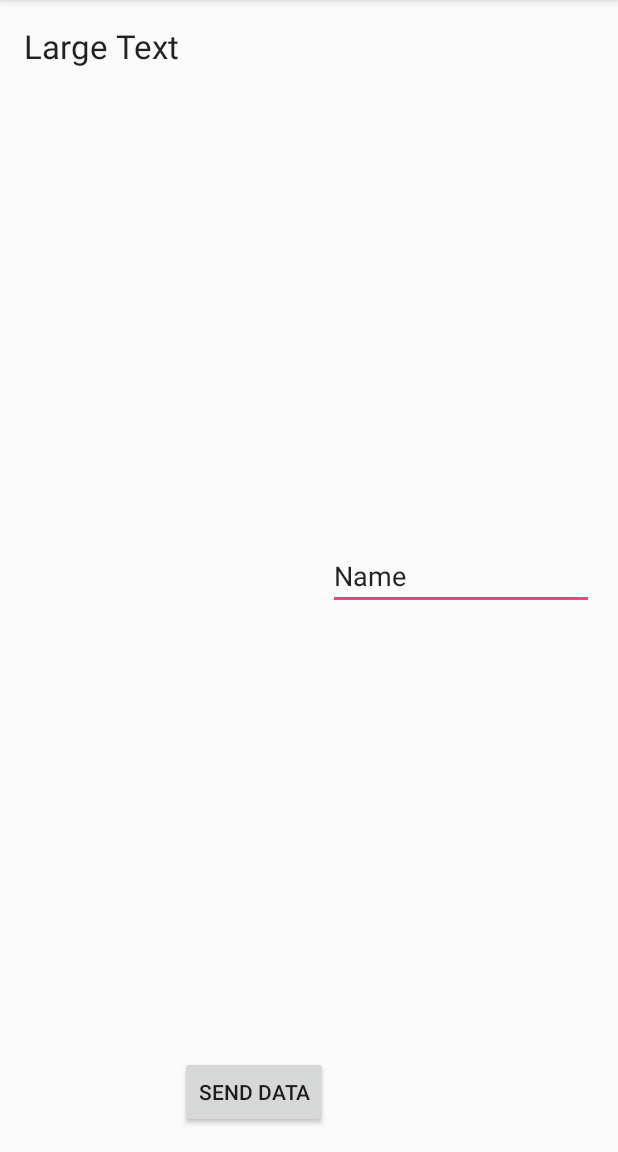
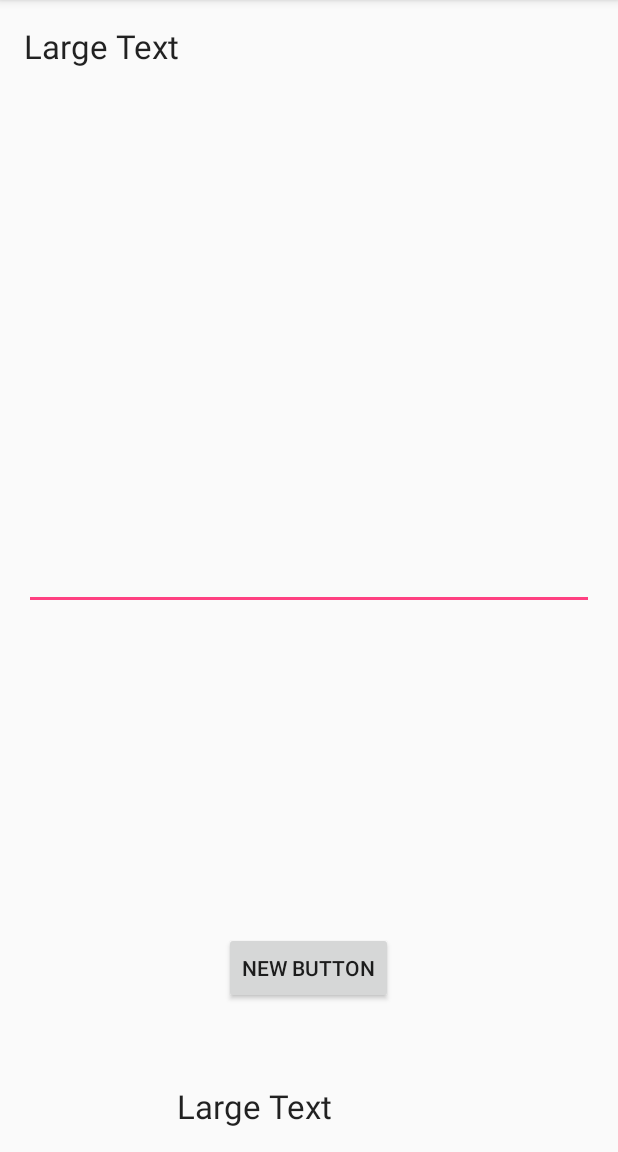
Before and after one commit to The-Pyrox/Wi-fer, an Android app: the SendActivity screen opened directly, with no data from a screen before it, on a phone screen of 412 x 824 dp, the part 84-1236 px from its top. Run offline under Robolectric (Android 15) with nearby library versions, the phone set to English and light mode, and no system bars.

Commit message:
Few changes

```diff
--- a/app/src/main/res/layout/activity_send.xml
+++ b/app/src/main/res/layout/activity_send.xml
@@ -1,5 +1,5 @@
 <?xml version="1.0" encoding="utf-8"?>
-<LinearLayout xmlns:android="http://schemas.android.com/apk/res/android"
+<RelativeLayout xmlns:android="http://schemas.android.com/apk/res/android"
     xmlns:tools="http://schemas.android.com/tools"
     android:layout_width="match_parent"
     android:layout_height="match_parent"
@@ -9,29 +9,43 @@
     android:paddingTop="@dimen/activity_vertical_margin"
     tools:context="com.teampyroxinc.wi_fer.SendActivity">
 
+    <EditText
+        android:layout_width="match_parent"
+        android:layout_height="wrap_content"
+        android:id="@+id/editText"
+        android:layout_centerVertical="true"
+        android:layout_alignParentRight="true"
+        android:layout_alignParentEnd="true" />
+
     <TextView
         android:layout_width="wrap_content"
         android:layout_height="wrap_content"
         android:textAppearance="?android:attr/textAppearanceLarge"
         android:text="Large Text"
         android:id="@+id/textView"
-        android:layout_gravity="center_horizontal"/>
+        android:layout_alignParentBottom="true"
+        android:layout_alignRight="@+id/editText"
+        android:layout_alignEnd="@+id/editText"
+        android:layout_marginRight="174dp"
+        android:layout_marginEnd="174dp" />
+
+    <TextView
+        android:layout_width="wrap_content"
+        android:layout_height="wrap_content"
+        android:textAppearance="?android:attr/textAppearanceLarge"
+        android:text="Large Text"
+        android:id="@+id/textView2"
+        android:layout_alignParentTop="true"
+        android:layout_alignParentLeft="true"
+        android:layout_alignParentStart="true" />
 
     <Button
         android:layout_width="wrap_content"
         android:layout_height="wrap_content"
-        android:text="Send Data"
+        android:text="New Button"
         android:id="@+id/button"
-        android:layout_gravity="bottom" />
-
-    <EditText
-        android:layout_width="wrap_content"
-        android:layout_height="wrap_content"
-        android:inputType="textPersonName"
-        android:text="Name"
-        android:ems="10"
-        android:id="@+id/editText"
-        android:layout_gravity="center_vertical"
-        android:layout_weight="1" />
-
-</LinearLayout>
+        android:layout_above="@+id/textView"
+        android:layout_centerHorizontal="true"
+        android:layout_marginBottom="53dp"
+        android:onClick="send_data"/>
+</RelativeLayout>
```
Also changed, not shown: app/src/main/java/com/teampyroxinc/wi_fer/SendActivity.java (+111 -1 lines).
